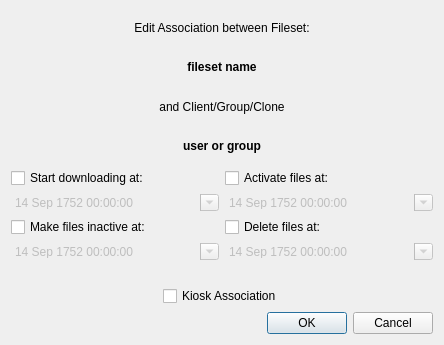
Qt form FWAdminLib/EditAssociationDlg.ui (fw-dev/translations) before a commit.
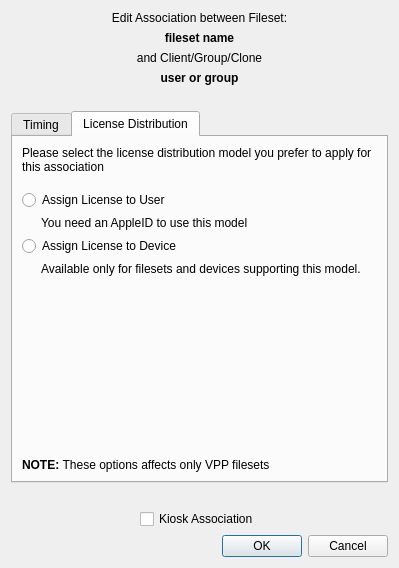
The same form after that commit. The open tabs and pages were chosen to show the change.

Diff of the .ui file:
```diff
--- a/FWAdminLib/EditAssociationDlg.ui
+++ b/FWAdminLib/EditAssociationDlg.ui
@@ -6,8 +6,8 @@
    <rect>
     <x>0</x>
     <y>0</y>
-    <width>444</width>
-    <height>345</height>
+    <width>399</width>
+    <height>568</height>
    </rect>
   </property>
   <property name="sizePolicy">
@@ -19,8 +19,14 @@
   <property name="windowTitle">
    <string>Edit Association</string>
   </property>
-  <layout class="QGridLayout" name="gridLayout">
-   <item row="0" column="0">
+  <property name="styleSheet">
+   <string notr="true">*[errorHighlight=&quot;true&quot;] { background-color: &quot;#FFAAAA&quot;;}
+QLabel#lTitle { color: &quot;grey&quot;; font-size: 22pt}
+QLabel[objectName|=&quot;lTip&quot;] { color: &quot;grey&quot;; font-size: 10pt}
+</string>
+  </property>
+  <layout class="QVBoxLayout" name="verticalLayout">
+   <item>
     <widget class="QLabel" name="label">
      <property name="text">
       <string>Edit Association between Fileset:</string>
@@ -30,7 +36,7 @@
      </property>
     </widget>
    </item>
-   <item row="1" column="0">
+   <item>
     <widget class="QLabel" name="filesetNameLA">
      <property name="font">
       <font>
@@ -46,7 +52,7 @@
      </property>
     </widget>
    </item>
-   <item row="2" column="0">
+   <item>
     <widget class="QLabel" name="label_3">
      <property name="text">
       <string>and Client/Group/Clone</string>
@@ -56,7 +62,7 @@
      </property>
     </widget>
    </item>
-   <item row="3" column="0">
+   <item>
     <widget class="QLabel" name="userGroupLA">
      <property name="font">
       <font>
@@ -72,10 +78,111 @@
      </property>
     </widget>
    </item>
-   <item row="4" column="0">
-    <layout class="QGridLayout">
+   <item>
+    <spacer name="horizontalSpacer_4">
+     <property name="orientation">
+      <enum>Qt::Horizontal</enum>
+     </property>
+     <property name="sizeHint" stdset="0">
+      <size>
+       <width>40</width>
+       <height>20</height>
+      </size>
+     </property>
+    </spacer>
+   </item>
+   <item>
+    <widget class="QTabWidget" name="tabWidget">
+     <property name="currentIndex">
+      <number>0</number>
+     </property>
+     <widget class="QWidget" name="timingTab">
+      <attribute name="title">
+       <string>Timing</string>
+      </attribute>
+      <layout class="QGridLayout" name="gridLayout">
+       <property name="leftMargin">
+        <number>0</number>
+       </property>
+       <property name="rightMargin">
+        <number>0</number>
+       </property>
+       <property name="bottomMargin">
+        <number>0</number>
+       </property>
+       <item row="1" column="1">
+        <layout class="QVBoxLayout" name="deleteionLayout">
+         <item>
+          <widget class="QCheckBox" name="deletionCB">
+           <property name="text">
+            <string>Delete files at:</string>
+           </property>
+          </widget>
+         </item>
+         <item>
+          <widget class="QDateTimeEdit" name="deletionDT">
+           <property name="enabled">
+            <bool>false</bool>
+           </property>
+           <property name="frame">
+            <bool>false</bool>
+           </property>
+           <property name="buttonSymbols">
+            <enum>QAbstractSpinBox::NoButtons</enum>
+           </property>
+           <property name="date">
+            <date>
+             <year>1752</year>
+             <month>9</month>
+             <day>14</day>
+            </date>
+           </property>
+           <property name="calendarPopup">
+            <bool>true</bool>
+           </property>
+          </widget>
+         </item>
+        </layout>
+       </item>
+       <item row="1" column="0">
+        <layout class="QVBoxLayout" name="passiveLayout">
+         <item>
+          <widget class="QCheckBox" name="passiveCB">
+           <property name="text">
+            <string>Make files inactive at:</string>
+           </property>
+          </widget>
+         </item>
+         <item>
+          <widget class="QDateTimeEdit" name="passiveDT">
+           <property name="enabled">
+            <bool>false</bool>
+           </property>
+           <property name="frame">
+            <bool>false</bool>
+           </property>
+           <property name="buttonSymbols">
+            <enum>QAbstractSpinBox::NoButtons</enum>
+           </property>
+           <property name="keyboardTracking">
+            <bool>false</bool>
+           </property>
+           <property name="date">
+            <date>
+             <year>1752</year>
+             <month>9</month>
+             <day>14</day>
+            </date>
+           </property>
+           <property name="calendarPopup">
+            <bool>true</bool>
+           </property>
+          </widget>
+         </item>
+        </layout>
+       </item>
      <item row="0" column="0">
-      <layout class="QVBoxLayout">
+        <layout class="QVBoxLayout" name="downloadLayout">
        <item>
         <widget class="QCheckBox" name="startDownloadCB">
          <property name="text">
@@ -128,7 +235,7 @@
       </layout>
      </item>
      <item row="0" column="1">
-      <layout class="QVBoxLayout">
+        <layout class="QVBoxLayout" name="activateLayout">
        <item>
         <widget class="QCheckBox" name="activateCB">
          <property name="text">
@@ -161,80 +268,163 @@
        </item>
       </layout>
      </item>
-     <item row="1" column="0">
-      <layout class="QVBoxLayout">
+       <item row="2" column="1">
+        <spacer name="verticalSpacer_2">
+         <property name="orientation">
+          <enum>Qt::Vertical</enum>
+         </property>
+         <property name="sizeHint" stdset="0">
+          <size>
+           <width>20</width>
+           <height>40</height>
+          </size>
+         </property>
+        </spacer>
+       </item>
+      </layout>
+     </widget>
+     <widget class="QWidget" name="licensingTab">
+      <attribute name="title">
+       <string>License Distribution</string>
+      </attribute>
+      <layout class="QVBoxLayout" name="verticalLayout_2">
        <item>
-        <widget class="QCheckBox" name="passiveCB">
+        <widget class="QLabel" name="label_4">
          <property name="text">
-          <string>Make files inactive at:</string>
+          <string>Please select the license distribution model you prefer to apply for this association</string>
          </property>
+         <property name="wordWrap">
+          <bool>true</bool>
+         </property>
         </widget>
        </item>
        <item>
-        <widget class="QDateTimeEdit" name="passiveDT">
-         <property name="enabled">
+        <spacer name="verticalSpacer_3">
+         <property name="orientation">
+          <enum>Qt::Vertical</enum>
+         </property>
+         <property name="sizeType">
+          <enum>QSizePolicy::Fixed</enum>
+         </property>
+         <property name="sizeHint" stdset="0">
+          <size>
+           <width>20</width>
+           <height>10</height>
+          </size>
+         </property>
+        </spacer>
+       </item>
+       <item>
+        <widget class="QRadioButton" name="userAssociationRadio">
+         <property name="text">
+          <string>Assign License to User</string>
+         </property>
+         <property name="checked">
           <bool>false</bool>
          </property>
-         <property name="frame">
+         <property name="autoExclusive">
           <bool>false</bool>
          </property>
-         <property name="buttonSymbols">
-          <enum>QAbstractSpinBox::NoButtons</enum>
-         </property>
-         <property name="keyboardTracking">
-          <bool>false</bool>
-         </property>
-         <property name="date">
-          <date>
-           <year>1752</year>
-           <month>9</month>
-           <day>14</day>
-          </date>
-         </property>
-         <property name="calendarPopup">
-          <bool>true</bool>
-         </property>
+        </widget>
+       </item>
+       <item>
+        <widget class="QWidget" name="widget" native="true">
+         <layout class="QHBoxLayout" name="horizontalLayout_2">
+          <property name="leftMargin">
+           <number>19</number>
+          </property>
+          <property name="topMargin">
+           <number>0</number>
+          </property>
+          <property name="rightMargin">
+           <number>0</number>
+          </property>
+          <property name="bottomMargin">
+           <number>0</number>
+          </property>
+          <item>
+           <widget class="QLabel" name="lTipPerUser">
+            <property name="text">
+             <string>You need an AppleID to use this model</string>
+            </property>
         </widget>
        </item>
       </layout>
-     </item>
-     <item row="1" column="1">
-      <layout class="QVBoxLayout">
+        </widget>
+       </item>
        <item>
-        <widget class="QCheckBox" name="deletionCB">
+        <widget class="QRadioButton" name="deviceAssociationRadio">
          <property name="text">
-          <string>Delete files at:</string>
+          <string>Assign License to Device</string>
          </property>
+         <property name="autoExclusive">
+          <bool>false</bool>
+         </property>
         </widget>
        </item>
        <item>
-        <widget class="QDateTimeEdit" name="deletionDT">
-         <property name="enabled">
-          <bool>false</bool>
-         </property>
-         <property name="frame">
-          <bool>false</bool>
-         </property>
-         <property name="buttonSymbols">
-          <enum>QAbstractSpinBox::NoButtons</enum>
-         </property>
-         <property name="date">
-          <date>
-           <year>1752</year>
-           <month>9</month>
-           <day>14</day>
-          </date>
-         </property>
-         <property name="calendarPopup">
-          <bool>true</bool>
+        <widget class="QWidget" name="widget_2" native="true">
+         <layout class="QHBoxLayout" name="horizontalLayout_3">
+          <property name="leftMargin">
+           <number>19</number>
+          </property>
+          <property name="topMargin">
+           <number>0</number>
+          </property>
+          <property name="rightMargin">
+           <number>0</number>
+          </property>
+          <property name="bottomMargin">
+           <number>0</number>
+          </property>
+          <item>
+           <widget class="QLabel" name="lTipPerDevice">
+            <property name="text">
+             <string>Available only for filesets and devices supporting this model.</string>
          </property>
         </widget>
        </item>
       </layout>
-     </item>
-    </layout>
+        </widget>
+       </item>
+       <item>
+        <spacer name="verticalSpacer">
+         <property name="orientation">
+          <enum>Qt::Vertical</enum>
+         </property>
+         <property name="sizeHint" stdset="0">
+          <size>
+           <width>20</width>
+           <height>40</height>
+          </size>
+         </property>
+        </spacer>
+       </item>
+       <item>
+        <widget class="QLabel" name="label_2">
+         <property name="text">
+          <string>&lt;html&gt;&lt;head/&gt;&lt;body&gt;&lt;p&gt;&lt;span style=&quot; font-weight:600;&quot;&gt;NOTE: &lt;/span&gt;These options affects only VPP filesets&lt;/p&gt;&lt;/body&gt;&lt;/html&gt;</string>
+         </property>
+        </widget>
+       </item>
+      </layout>
+     </widget>
+    </widget>
    </item>
-   <item row="6" column="0">
+   <item>
+    <spacer name="horizontalSpacer_3">
+     <property name="orientation">
+      <enum>Qt::Horizontal</enum>
+     </property>
+     <property name="sizeHint" stdset="0">
+      <size>
+       <width>40</width>
+       <height>20</height>
+      </size>
+     </property>
+    </spacer>
+   </item>
+   <item>
     <layout class="QHBoxLayout" name="horizontalLayout">
      <item>
       <spacer name="horizontalSpacer">
@@ -277,26 +467,13 @@
      </item>
     </layout>
    </item>
-   <item row="7" column="0">
+   <item>
     <widget class="QDialogButtonBox" name="buttonBox">
      <property name="standardButtons">
       <set>QDialogButtonBox::Cancel|QDialogButtonBox::Ok</set>
      </property>
     </widget>
    </item>
-   <item row="5" column="0">
-    <spacer name="horizontalSpacer_3">
-     <property name="orientation">
-      <enum>Qt::Horizontal</enum>
-     </property>
-     <property name="sizeHint" stdset="0">
-      <size>
-       <width>40</width>
-       <height>20</height>
-      </size>
-     </property>
-    </spacer>
-   </item>
   </layout>
  </widget>
  <resources/>
```
Lines whose indentation alone changed are shown as unchanged.
